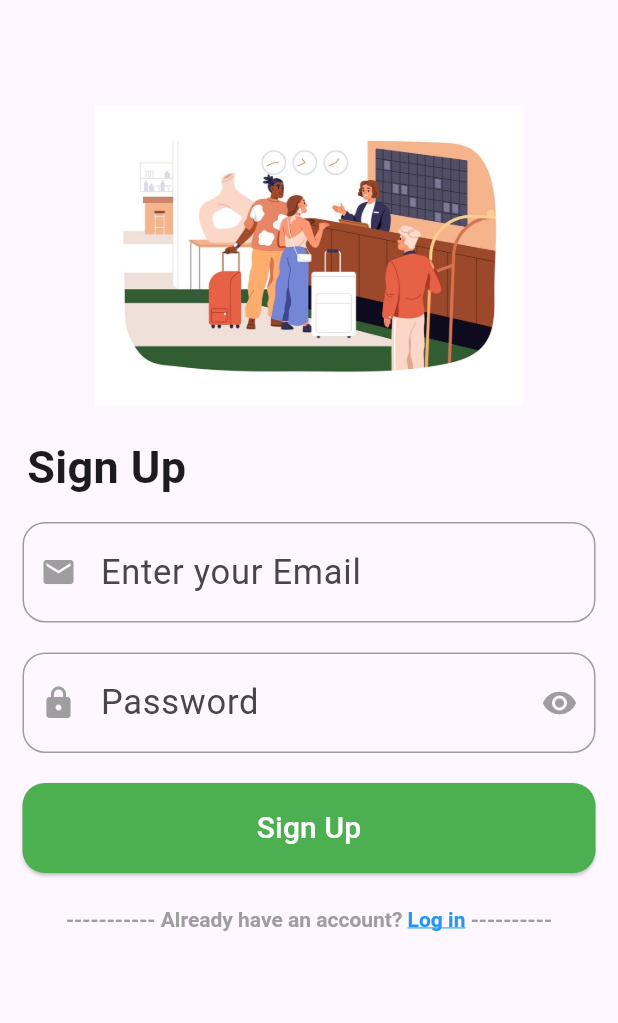
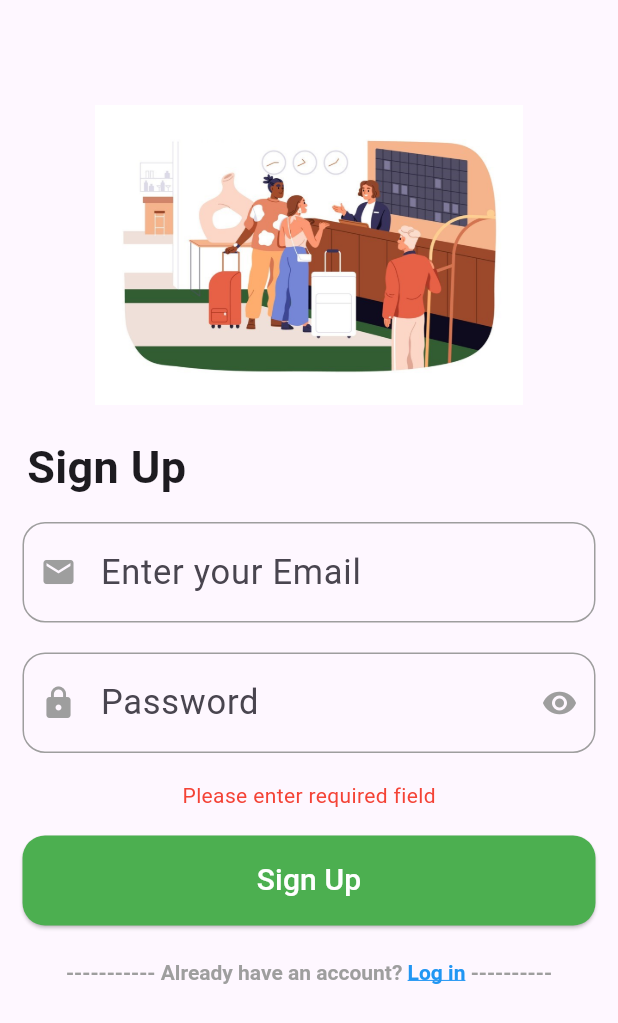
Before and after one commit to VD-Mahajan/Flutter_Collab, a Flutter app: the screen it shows after launch, after a tap on "Sign Up", on a phone screen of 412 x 824 dp. Shown: the top 1023 px of the screen. Run offline on Flutter 3.47's test engine with Material 3 defaults, Android fonts, the phone set to English and light mode, and no system bars; our stand-ins replace cloud_firestore, firebase_auth, firebase_core; accounts and stored records are empty; network calls fail.

Commit message:
Initial commit

```diff
--- a/my_agri_app/lib/login_module/register.dart
+++ b/my_agri_app/lib/login_module/register.dart
@@ -1,3 +1,5 @@
+import 'package:cloud_firestore/cloud_firestore.dart';
+import 'package:firebase_auth/firebase_auth.dart';
 import 'package:flutter/gestures.dart';
 import 'package:flutter/material.dart';
 
@@ -9,20 +11,49 @@ class Register extends StatefulWidget {
 }
 
 class _RegisterState extends State<Register> {
-  final TextEditingController _phoneController = TextEditingController();
+  final TextEditingController _emailController = TextEditingController();
   final FocusNode _phoneFocusNode = FocusNode();
 
   final TextEditingController _passwordController = TextEditingController();
   final FocusNode _passwordFocusNode = FocusNode();
 
+  UserCredential? userCredential;
+
+  bool flag = false;
+  bool result = false;
+
+  _insertData(String email, String password) async {
+    await FirebaseFirestore.instance
+        .collection('users')
+        .doc(userCredential!.user!.uid)
+        .set({
+      'Email': email,
+      'password': password,
+    });
+  }
+
+  registerUser(String email, String password) async {
+    if (email.isEmpty || password.isEmpty) {
+      result = true;
+    } else {
+      try {
+        userCredential = await FirebaseAuth.instance
+            .createUserWithEmailAndPassword(email: email, password: password);
+
+        if (userCredential != null) {
+          await _insertData(email, password);
+          Navigator.pushNamed(context, '/profile');
+        }
+      } catch (e) {
+        flag = true;
+      }
+    }
+  }
+
   @override
   Widget build(BuildContext context) {
     return Scaffold(
-      // appBar: AppBar(
-      //   title: const Text("App"),
-      // ),
       body: ListView(
-        // crossAxisAlignment: CrossAxisAlignment.center,
         children: [
           const SizedBox(
             height: 70,
@@ -39,10 +70,16 @@ class _RegisterState extends State<Register> {
           const Row(
             children: [
               Padding(
-                padding: EdgeInsets.only(left: 18.0, bottom: 15),
+                padding: EdgeInsets.only(
+                  left: 18.0,
+                  bottom: 15,
+                ),
                 child: Text(
                   "Sign Up",
-                  style: TextStyle(fontSize: 30, fontWeight: FontWeight.bold),
+                  style: TextStyle(
+                    fontSize: 30,
+                    fontWeight: FontWeight.bold,
+                  ),
                 ),
               ),
             ],
@@ -50,7 +87,7 @@ class _RegisterState extends State<Register> {
           Padding(
             padding: const EdgeInsets.only(bottom: 8.0, left: 15, right: 15),
             child: TextField(
-              controller: _phoneController,
+              controller: _emailController,
               focusNode: _phoneFocusNode,
               decoration: InputDecoration(
                 prefixIcon: const Icon(Icons.mail),
@@ -87,6 +124,7 @@ class _RegisterState extends State<Register> {
             padding: const EdgeInsets.only(
                 bottom: 8.0, left: 15, right: 15, top: 12),
             child: TextField(
+              obscureText: true,
               controller: _passwordController,
               focusNode: _passwordFocusNode,
               decoration: InputDecoration(
@@ -116,13 +154,44 @@ class _RegisterState extends State<Register> {
                   ),
                 ),
               ),
-              keyboardType: TextInputType.phone,
+              keyboardType: TextInputType.text,
               style: const TextStyle(
                 fontSize: 23,
               ),
             ),
           ),
           //=====================================================
+          Center(
+            child: (flag)
+                ? const SizedBox(
+                    height: 25,
+                    child: Text(
+                      'User already present',
+                      style: TextStyle(
+                        color: Colors.cyan,
+                      ),
+                    ),
+                  )
+                : const SizedBox(
+                    height: 10,
+                  ),
+          ),
+          Center(
+            child: (result)
+                ? const SizedBox(
+                    height: 25,
+                    child: Text(
+                      'Please enter required field',
+                      style: TextStyle(
+                        color: Colors.red,
+                      ),
+                    ),
+                  )
+                : const SizedBox(
+                    height: 10,
+                  ),
+          ),
+
           Padding(
             padding: const EdgeInsets.only(
                 bottom: 8.0, left: 15, right: 15, top: 12),
@@ -130,7 +199,12 @@ class _RegisterState extends State<Register> {
               height: 60,
               width: 360,
               child: ElevatedButton(
-                onPressed: () {},
+                onPressed: () {
+                  setState(() {
+                    registerUser(_emailController.text.toString(),
+                        _passwordController.text.toString());
+                  });
+                },
                 style: ElevatedButton.styleFrom(
                     backgroundColor: Colors.green,
                     shape: RoundedRectangleBorder(
--- a/my_agri_app/lib/main.dart
+++ b/my_agri_app/lib/main.dart
@@ -3,6 +3,7 @@ import 'package:flutter/material.dart';
 import 'package:my_agri_app/firebase_options.dart';
 import 'package:my_agri_app/login_module/login.dart';
 import 'package:my_agri_app/login_module/register.dart';
+import 'package:my_agri_app/main_app/homepage.dart';
 import 'package:my_agri_app/personal_details/profile.dart';
 
 void main() async {
@@ -22,9 +23,10 @@ class MainPage extends StatelessWidget {
       debugShowCheckedModeBanner: false,
       initialRoute: '/',
       routes: {
-        '/': (context) => Register(),
-        '/login':(context) => LoginPage(),
-        '/profile':(context) => PersonalDetails(),
+        '/': (context) => const Register(),
+        '/login': (context) => const LoginPage(),
+        '/profile': (context) => const PersonalDetails(),
+        '/homepage':(context) => const HomePage(),
       },
     );
   }
--- a/my_agri_app/pubspec.yaml
+++ b/my_agri_app/pubspec.yaml
@@ -12,10 +12,12 @@ dependencies:
 
   firebase_core: ^2.25.4
   firebase_auth: ^4.17.4
+  cloud_firestore: ^4.15.4
 
 dev_dependencies:
   flutter_test:
     sdk: flutter
+  # flutter_lints: ^3.0.1
   flutter_lints: ^2.0.0
 
 flutter:
```
Also changed, not shown: my_agri_app/lib/login_module/login.dart (+28 -14 lines), my_agri_app/lib/main_app/homepage.dart (added, +17 -0 lines), my_agri_app/lib/personal_details/profile.dart (+39 -3 lines), my_agri_app/assets/login.jpg (added), my_agri_app/pubspec.lock, 3 other files.
